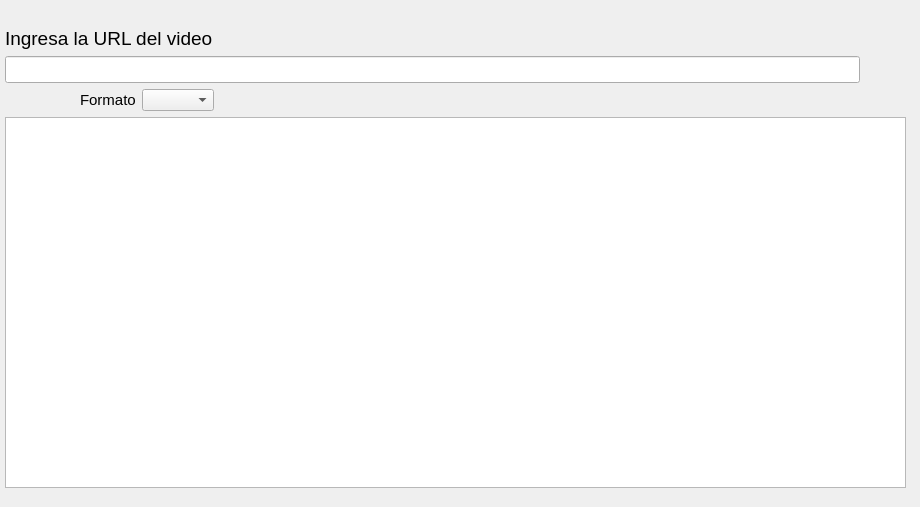
Above: ui/Descargas.ui from juanes30/music-downloader before the change. Below: the same form after it.
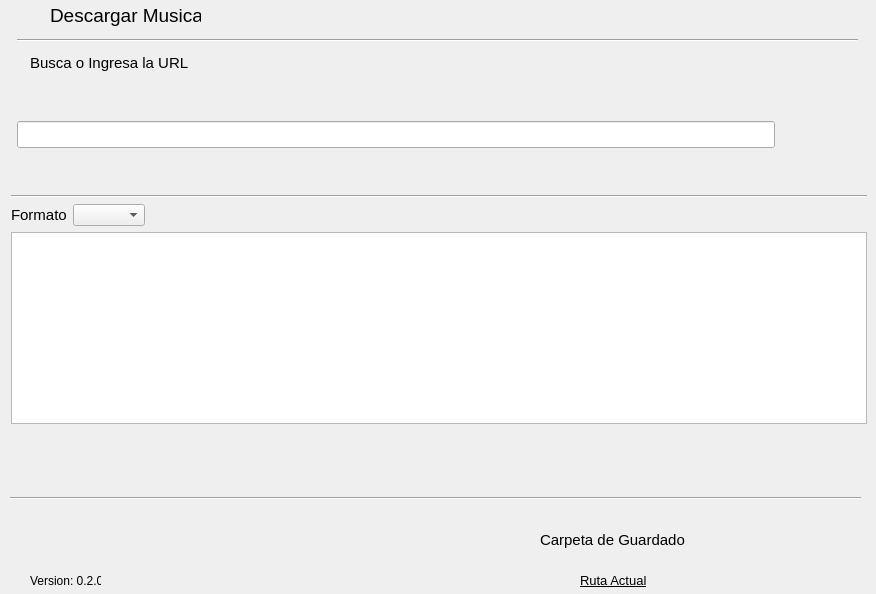
That is the form after the change. Icons and pictures are not drawn.

Commit message: cambios de interfaz

```diff
--- a/ui/Descargas.ui
+++ b/ui/Descargas.ui
@@ -6,8 +6,8 @@
    <rect>
     <x>0</x>
     <y>0</y>
-    <width>920</width>
-    <height>507</height>
+    <width>876</width>
+    <height>594</height>
    </rect>
   </property>
   <property name="windowTitle">
@@ -16,31 +16,305 @@
   <property name="inputMethodHints">
    <set>Qt::ImhNone</set>
   </property>
-  <widget class="QWidget" name="layoutWidget">
+  <widget class="QPushButton" name="logo_app">
+   <property name="enabled">
+    <bool>true</bool>
+   </property>
    <property name="geometry">
     <rect>
-     <x>5</x>
-     <y>27</y>
-     <width>901</width>
-     <height>461</height>
+     <x>40</x>
+     <y>540</y>
+     <width>41</width>
+     <height>31</height>
     </rect>
    </property>
-   <layout class="QVBoxLayout" name="verticalLayout">
-    <item>
+   <property name="autoFillBackground">
+    <bool>false</bool>
+   </property>
+   <property name="text">
+    <string/>
+   </property>
+   <property name="icon">
+    <iconset>
+     <normaloff>../images/pythonLogo.png</normaloff>../images/pythonLogo.png</iconset>
+   </property>
+   <property name="iconSize">
+    <size>
+     <width>33</width>
+     <height>33</height>
+    </size>
+   </property>
+   <property name="flat">
+    <bool>true</bool>
+   </property>
+  </widget>
+  <widget class="QLabel" name="lbl_titulo_carpeta_guardado">
+   <property name="geometry">
+    <rect>
+     <x>540</x>
+     <y>529</y>
+     <width>271</width>
+     <height>21</height>
+    </rect>
+   </property>
+   <property name="font">
+    <font>
+     <family>Segoe UI</family>
+     <pointsize>11</pointsize>
+     <weight>50</weight>
+     <bold>false</bold>
+     <underline>false</underline>
+    </font>
+   </property>
+   <property name="text">
+    <string>Carpeta de Guardado</string>
+   </property>
+  </widget>
+  <widget class="QLabel" name="lbl_version">
+   <property name="geometry">
+    <rect>
+     <x>30</x>
+     <y>570</y>
+     <width>71</width>
+     <height>21</height>
+    </rect>
+   </property>
+   <property name="font">
+    <font>
+     <family>Segoe UI</family>
+     <pointsize>9</pointsize>
+    </font>
+   </property>
+   <property name="text">
+    <string>Version: 0.2.0</string>
+   </property>
+  </widget>
+  <widget class="QPushButton" name="btn_seleccionar_ruta_guardado">
+   <property name="geometry">
+    <rect>
+     <x>540</x>
+     <y>559</y>
+     <width>34</width>
+     <height>34</height>
+    </rect>
+   </property>
+   <property name="font">
+    <font>
+     <family>Segoe UI</family>
+     <pointsize>11</pointsize>
+    </font>
+   </property>
+   <property name="cursor">
+    <cursorShape>PointingHandCursor</cursorShape>
+   </property>
+   <property name="autoFillBackground">
+    <bool>false</bool>
+   </property>
+   <property name="text">
+    <string/>
+   </property>
+   <property name="icon">
+    <iconset>
+     <normaloff>../images/folder.png</normaloff>../images/folder.png</iconset>
+   </property>
+   <property name="iconSize">
+    <size>
+     <width>35</width>
+     <height>35</height>
+    </size>
+   </property>
+   <property name="flat">
+    <bool>true</bool>
+   </property>
+  </widget>
+  <widget class="QLabel" name="lbl_ruta">
+   <property name="geometry">
+    <rect>
+     <x>580</x>
+     <y>570</y>
+     <width>271</width>
+     <height>20</height>
+    </rect>
+   </property>
+   <property name="font">
+    <font>
+     <family>Segoe UI</family>
+     <pointsize>10</pointsize>
+     <weight>50</weight>
+     <bold>false</bold>
+     <underline>true</underline>
+     <strikeout>false</strikeout>
+    </font>
+   </property>
+   <property name="cursor">
+    <cursorShape>PointingHandCursor</cursorShape>
+   </property>
+   <property name="text">
+    <string>Ruta Actual</string>
+   </property>
+  </widget>
+  <widget class="QPushButton" name="logo_app_3">
+   <property name="geometry">
+    <rect>
+     <x>830</x>
+     <y>0</y>
+     <width>41</width>
+     <height>31</height>
+    </rect>
+   </property>
+   <property name="cursor">
+    <cursorShape>PointingHandCursor</cursorShape>
+   </property>
+   <property name="autoFillBackground">
+    <bool>false</bool>
+   </property>
+   <property name="text">
+    <string/>
+   </property>
+   <property name="icon">
+    <iconset>
+     <normaloff>../images/googleDrive.png</normaloff>../images/googleDrive.png</iconset>
+   </property>
+   <property name="iconSize">
+    <size>
+     <width>25</width>
+     <height>25</height>
+    </size>
+   </property>
+   <property name="flat">
+    <bool>true</bool>
+   </property>
+  </widget>
+  <widget class="Line" name="line">
+   <property name="geometry">
+    <rect>
+     <x>17</x>
+     <y>30</y>
+     <width>841</width>
+     <height>20</height>
+    </rect>
+   </property>
+   <property name="orientation">
+    <enum>Qt::Horizontal</enum>
+   </property>
+  </widget>
      <widget class="QLabel" name="lblUrlVideo">
+   <property name="geometry">
+    <rect>
+     <x>30</x>
+     <y>50</y>
+     <width>190</width>
+     <height>25</height>
+    </rect>
+   </property>
+   <property name="font">
+    <font>
+     <family>Segoe UI</family>
+     <pointsize>11</pointsize>
+    </font>
+   </property>
+   <property name="text">
+    <string>Busca o Ingresa la URL</string>
+   </property>
+  </widget>
+  <widget class="QLabel" name="lbl_titulo_formulario">
+   <property name="geometry">
+    <rect>
+     <x>50</x>
+     <y>0</y>
+     <width>151</width>
+     <height>31</height>
+    </rect>
+   </property>
       <property name="font">
        <font>
         <family>Segoe UI</family>
         <pointsize>14</pointsize>
+     <weight>50</weight>
+     <bold>false</bold>
+     <underline>false</underline>
        </font>
       </property>
       <property name="text">
-       <string>Ingresa la URL del video</string>
-      </property>
-     </widget>
+    <string>Descargar Musica</string>
+   </property>
+  </widget>
+  <widget class="QPushButton" name="logo_app_2">
+   <property name="geometry">
+    <rect>
+     <x>10</x>
+     <y>0</y>
+     <width>31</width>
+     <height>31</height>
+    </rect>
+   </property>
+   <property name="autoFillBackground">
+    <bool>false</bool>
+   </property>
+   <property name="text">
+    <string/>
+   </property>
+   <property name="icon">
+    <iconset>
+     <normaloff>../images/logo.png</normaloff>../images/logo.png</iconset>
+   </property>
+   <property name="iconSize">
+    <size>
+     <width>28</width>
+     <height>28</height>
+    </size>
+   </property>
+   <property name="flat">
+    <bool>true</bool>
+   </property>
+  </widget>
+  <widget class="Line" name="line_3">
+   <property name="geometry">
+    <rect>
+     <x>10</x>
+     <y>490</y>
+     <width>851</width>
+     <height>16</height>
+    </rect>
+   </property>
+   <property name="orientation">
+    <enum>Qt::Horizontal</enum>
+   </property>
+  </widget>
+  <widget class="QWidget" name="">
+   <property name="geometry">
+    <rect>
+     <x>11</x>
+     <y>79</y>
+     <width>856</width>
+     <height>345</height>
+    </rect>
+   </property>
+   <layout class="QVBoxLayout" name="verticalLayout_4">
+    <item>
+     <layout class="QHBoxLayout" name="horizontalLayout_2">
+      <item>
+       <widget class="Line" name="line_2">
+        <property name="orientation">
+         <enum>Qt::Horizontal</enum>
+        </property>
+       </widget>
     </item>
     <item>
-     <layout class="QHBoxLayout" name="horizontalLayout">
+       <layout class="QVBoxLayout" name="verticalLayout_3">
+        <item>
+         <spacer name="verticalSpacer">
+          <property name="orientation">
+           <enum>Qt::Vertical</enum>
+          </property>
+          <property name="sizeHint" stdset="0">
+           <size>
+            <width>20</width>
+            <height>38</height>
+           </size>
+          </property>
+         </spacer>
+        </item>
       <item>
        <widget class="QLineEdit" name="txtUrlVideo">
         <property name="font">
@@ -58,6 +332,53 @@
        </widget>
       </item>
       <item>
+         <spacer name="verticalSpacer_2">
+          <property name="orientation">
+           <enum>Qt::Vertical</enum>
+          </property>
+          <property name="sizeHint" stdset="0">
+           <size>
+            <width>608</width>
+            <height>13</height>
+           </size>
+          </property>
+         </spacer>
+        </item>
+       </layout>
+      </item>
+      <item>
+       <layout class="QVBoxLayout" name="verticalLayout_2">
+        <item>
+         <widget class="QPushButton" name="btnBuscar">
+          <property name="cursor">
+           <cursorShape>PointingHandCursor</cursorShape>
+          </property>
+          <property name="autoFillBackground">
+           <bool>false</bool>
+          </property>
+          <property name="text">
+           <string/>
+          </property>
+          <property name="icon">
+           <iconset>
+            <normaloff>../images/buscar.png</normaloff>../images/buscar.png</iconset>
+          </property>
+          <property name="iconSize">
+           <size>
+            <width>42</width>
+            <height>42</height>
+           </size>
+          </property>
+          <property name="flat">
+           <bool>true</bool>
+          </property>
+         </widget>
+        </item>
+       </layout>
+      </item>
+      <item>
+       <layout class="QVBoxLayout" name="verticalLayout">
+        <item>
        <widget class="QPushButton" name="btnAgregarVideo">
         <property name="autoFillBackground">
          <bool>false</bool>
@@ -82,21 +403,17 @@
       </item>
      </layout>
     </item>
+     </layout>
+    </item>
     <item>
-     <layout class="QHBoxLayout" name="horizontalLayout_2">
-      <item>
-       <spacer name="horizontalSpacer_4">
+     <widget class="Line" name="line_4">
         <property name="orientation">
          <enum>Qt::Horizontal</enum>
         </property>
-        <property name="sizeHint" stdset="0">
-         <size>
-          <width>13</width>
-          <height>20</height>
-         </size>
-        </property>
-       </spacer>
-      </item>
+     </widget>
+    </item>
+    <item>
+     <layout class="QHBoxLayout" name="horizontalLayout">
       <item>
        <widget class="QLabel" name="lblFormato">
         <property name="font">
@@ -114,7 +431,7 @@
        <widget class="QComboBox" name="cBoxFormato"/>
       </item>
       <item>
-       <spacer name="horizontalSpacer_3">
+       <spacer name="horizontalSpacer">
         <property name="orientation">
          <enum>Qt::Horizontal</enum>
         </property>
@@ -153,7 +470,7 @@
         </property>
         <property name="sizeHint" stdset="0">
          <size>
-          <width>388</width>
+          <width>398</width>
           <height>20</height>
          </size>
         </property>
```
Left out of the diff: 22 changed lines with no effect on the pictures. Lines whose indentation alone changed are shown as unchanged. The commit also changes 6 other files.
